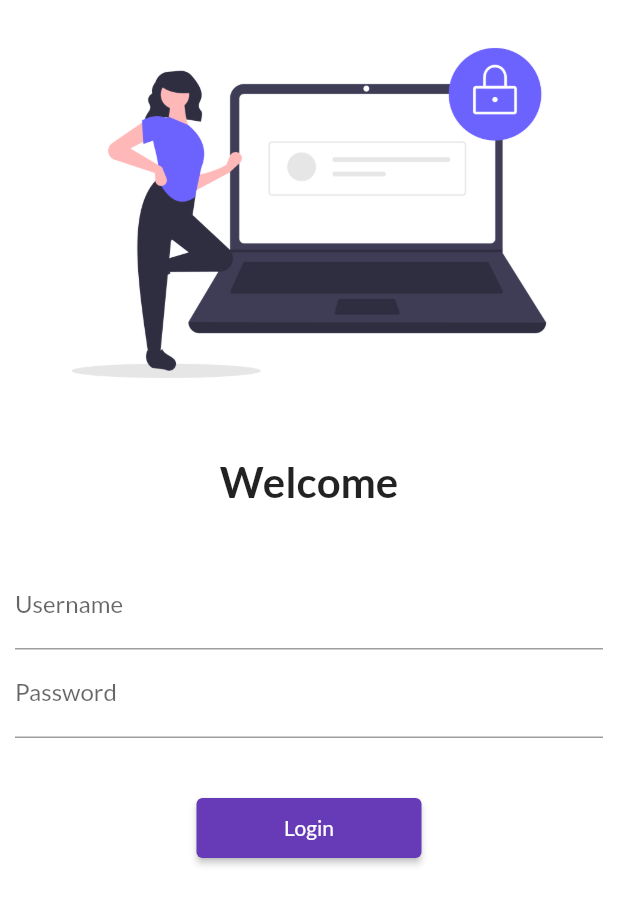
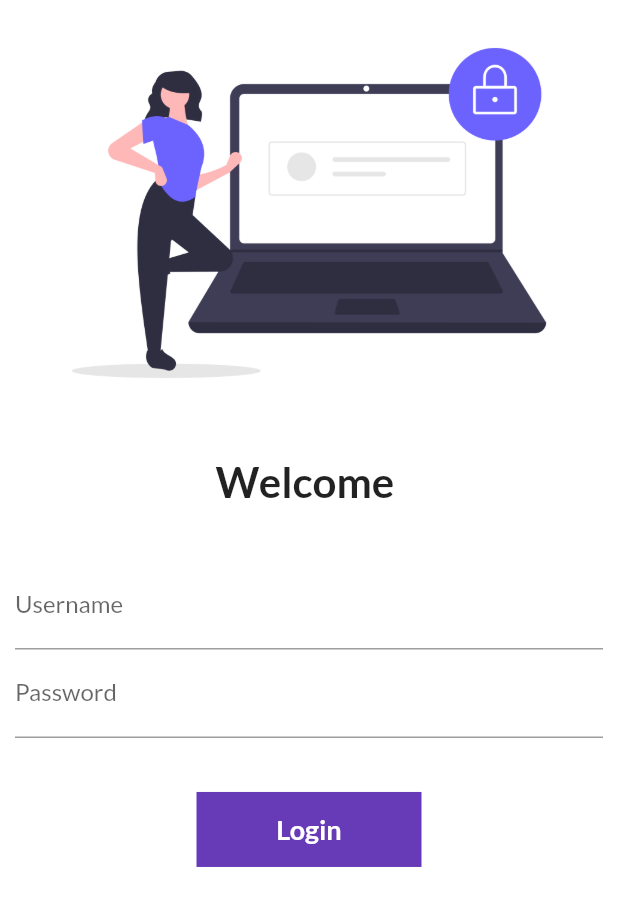
Before and after one commit to GauravRoy-20/30daysofflutter, a Flutter app: the screen it shows after launch, on a phone screen of 412 x 824 dp. Shown: the top 906 px of the screen. Run offline on Flutter 3.47's test engine with Material 2 defaults, Android fonts, the phone set to English and light mode, and no system bars; our stand-ins replace google_fonts.

Commit message:
day6 complete

```diff
--- a/lib/main.dart
+++ b/lib/main.dart
@@ -28,7 +28,7 @@ class MyApp extends StatelessWidget {
       routes: {
         "/": (context) => const HomePage(),
         MyRoutes.homeRoute: (context) => const HomePage(),
-        MyRoutes.loginRoute: (context) => const LoginPage(),
+        MyRoutes.loginRoute: (context) => LoginPage(),
       },
     );
   }
--- a/lib/pages/login_page.dart
+++ b/lib/pages/login_page.dart
@@ -1,9 +1,16 @@
 import 'package:flutter/material.dart';
 import 'package:learn_flutter/utils/routes.dart';
 
-class LoginPage extends StatelessWidget {
+class LoginPage extends StatefulWidget {
   const LoginPage({super.key});
 
+  @override
+  State<LoginPage> createState() => _LoginPageState();
+}
+
+class _LoginPageState extends State<LoginPage> {
+  String name = "";
+  bool changeButton = false;
   @override
   Widget build(BuildContext context) {
     return Material(
@@ -18,9 +25,9 @@ class LoginPage extends StatelessWidget {
             const SizedBox(
               height: 20.0,
             ),
-            const Text(
-              "Welcome",
-              style: TextStyle(fontSize: 28, fontWeight: FontWeight.bold),
+            Text(
+              "Welcome $name",
+              style: const TextStyle(fontSize: 28, fontWeight: FontWeight.bold),
             ),
             const SizedBox(
               height: 20.0,
@@ -33,23 +40,59 @@ class LoginPage extends StatelessWidget {
                   TextFormField(
                     decoration: const InputDecoration(
                         hintText: "Enter Username", labelText: "Username"),
+                    onChanged: (value) {
+                      name = value;
+                      setState(() {});
+                    },
                   ),
                   TextFormField(
                     obscureText: true,
                     decoration: const InputDecoration(
                         hintText: "Enter password", labelText: "Password"),
-                  )
+                  ),
                 ],
               ),
             ),
             const SizedBox(
               height: 20.0,
             ),
-            ElevatedButton(
-                onPressed: () =>
-                    {Navigator.pushNamed(context, MyRoutes.homeRoute)},
-                style: TextButton.styleFrom(minimumSize: const Size(150, 40)),
-                child: const Text("Login"))
+            // ElevatedButton(
+            //     onPressed: () =>
+            //         {Navigator.pushNamed(context, MyRoutes.homeRoute)},
+            //     style: TextButton.styleFrom(minimumSize: const Size(150, 40)),
+            //     child: const Text("Login"))
+            InkWell(
+                onTap: () async {
+                  setState(() {
+                    changeButton = true;
+                  });
+                  await Future.delayed(const Duration(seconds: 1));
+                  Navigator.pushNamed(context, MyRoutes.homeRoute);
+                },
+                child: AnimatedContainer(
+                  duration: const Duration(seconds: 1),
+                  width: changeButton ? 50 : 150,
+                  height: 50,
+                  alignment: Alignment.center,
+                  decoration: BoxDecoration(
+                    color: Colors.deepPurple,
+                    shape: changeButton ? BoxShape.circle : BoxShape.rectangle,
+                    // borderRadius:
+                    //     BorderRadius.circular(changeButton ? 5 0 : 8)
+                  ),
+                  child: changeButton
+                      ? const Icon(
+                          Icons.done,
+                          color: Colors.white,
+                        )
+                      : const Text(
+                          "Login",
+                          style: TextStyle(
+                              color: Colors.white,
+                              fontSize: 18,
+                              fontWeight: FontWeight.bold),
+                        ),
+                ))
           ],
         )));
   }
```
Also changed, not shown: 3 other files.
